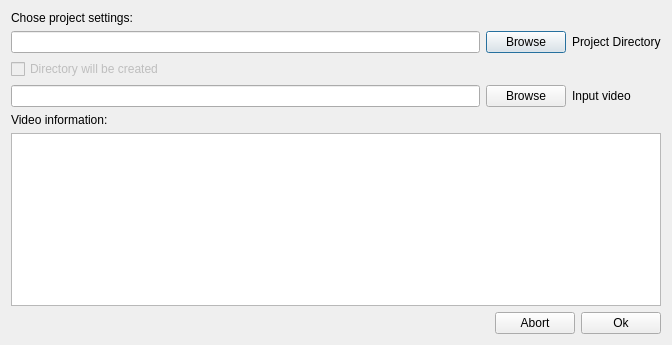
The window that slowmoVideo/slowmoUI/newprojectdialog.ui (slowmoVideo/slowmoVideo) describes before a commit, drawn with Qt 5.
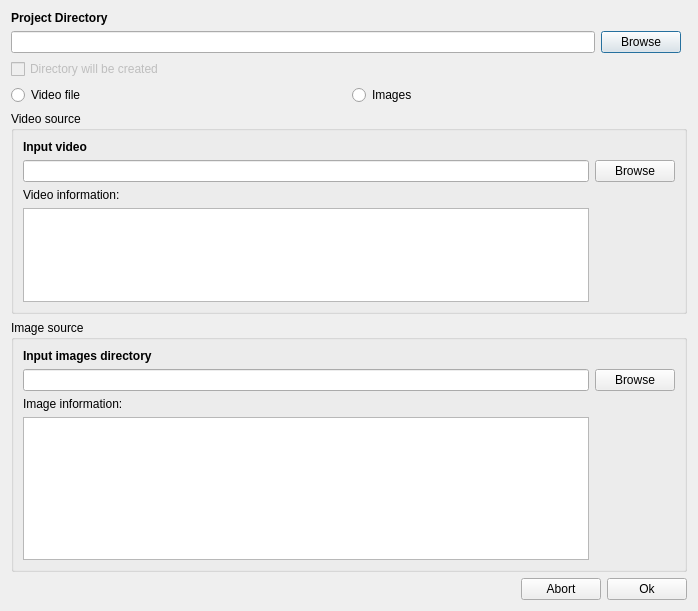
The same window after the commit.

Commit message: Slowmo: Frame source continued

Diff of the .ui file:
```diff
--- a/slowmoVideo/slowmoUI/newprojectdialog.ui
+++ b/slowmoVideo/slowmoUI/newprojectdialog.ui
@@ -6,21 +6,14 @@
    <rect>
     <x>0</x>
     <y>0</y>
-    <width>672</width>
-    <height>345</height>
+    <width>698</width>
+    <height>611</height>
    </rect>
   </property>
   <property name="windowTitle">
    <string>Dialog</string>
   </property>
   <layout class="QGridLayout" name="gridLayout">
-   <item row="1" column="6">
-    <widget class="QLabel" name="lblProjectDir">
-     <property name="text">
-      <string>Project Directory</string>
-     </property>
-    </widget>
-   </item>
    <item row="1" column="0">
     <widget class="QLineEdit" name="projectDir"/>
    </item>
@@ -31,41 +24,7 @@
      </property>
     </widget>
    </item>
-   <item row="3" column="1" colspan="5">
-    <widget class="QPushButton" name="browseInputVideo">
-     <property name="text">
-      <string>Browse</string>
-     </property>
-    </widget>
-   </item>
-   <item row="3" column="0">
-    <widget class="QLineEdit" name="inputVideo"/>
-   </item>
-   <item row="3" column="6">
-    <widget class="QLabel" name="lblInputVideo">
-     <property name="text">
-      <string>Input video</string>
-     </property>
-    </widget>
-   </item>
-   <item row="5" column="0" colspan="7">
-    <widget class="QPlainTextEdit" name="txtVideoInfo"/>
-   </item>
-   <item row="4" column="0">
-    <widget class="QLabel" name="lblVideoInfo">
-     <property name="text">
-      <string>Video information:</string>
-     </property>
-    </widget>
-   </item>
-   <item row="0" column="0">
-    <widget class="QLabel" name="lblDesc">
-     <property name="text">
-      <string>Chose project settings:</string>
-     </property>
-    </widget>
-   </item>
-   <item row="6" column="0" colspan="7">
+   <item row="13" column="0" colspan="7">
     <layout class="QHBoxLayout" name="horizontalLayout">
      <item>
       <spacer name="horizontalSpacer">
@@ -102,7 +61,7 @@
      </item>
     </layout>
    </item>
-   <item row="2" column="0">
+   <item row="2" column="0" colspan="6">
     <widget class="QCheckBox" name="cbDirectoryCreated">
      <property name="enabled">
       <bool>false</bool>
@@ -118,6 +77,141 @@
      </property>
     </widget>
    </item>
+   <item row="8" column="0" rowspan="2" colspan="7">
+    <widget class="QGroupBox" name="groupVideo">
+     <property name="title">
+      <string>Video source</string>
+     </property>
+     <layout class="QGridLayout" name="gridLayout_2">
+      <item row="1" column="0">
+       <widget class="QLineEdit" name="inputVideo"/>
+      </item>
+      <item row="1" column="1">
+       <widget class="QPushButton" name="browseInputVideo">
+        <property name="text">
+         <string>Browse</string>
+        </property>
+       </widget>
+      </item>
+      <item row="2" column="0">
+       <widget class="QLabel" name="lblVideoInfo">
+        <property name="text">
+         <string>Video information:</string>
+        </property>
+       </widget>
+      </item>
+      <item row="3" column="0">
+       <widget class="QPlainTextEdit" name="txtVideoInfo">
+        <property name="baseSize">
+         <size>
+          <width>600</width>
+          <height>0</height>
+         </size>
+        </property>
+       </widget>
+      </item>
+      <item row="0" column="0">
+       <widget class="QLabel" name="lblInputVideo">
+        <property name="font">
+         <font>
+          <weight>75</weight>
+          <bold>true</bold>
+         </font>
+        </property>
+        <property name="text">
+         <string>Input video</string>
+        </property>
+       </widget>
+      </item>
+     </layout>
+    </widget>
+   </item>
+   <item row="10" column="0" colspan="7">
+    <widget class="QGroupBox" name="groupImages">
+     <property name="title">
+      <string>Image source</string>
+     </property>
+     <layout class="QGridLayout" name="gridLayout_3">
+      <item row="0" column="0">
+       <widget class="QLabel" name="lblInputImages">
+        <property name="font">
+         <font>
+          <weight>75</weight>
+          <bold>true</bold>
+         </font>
+        </property>
+        <property name="text">
+         <string>Input images directory</string>
+        </property>
+       </widget>
+      </item>
+      <item row="1" column="0">
+       <widget class="QLineEdit" name="inputImages"/>
+      </item>
+      <item row="1" column="1">
+       <widget class="QPushButton" name="browseInputImages">
+        <property name="text">
+         <string>Browse</string>
+        </property>
+       </widget>
+      </item>
+      <item row="2" column="0">
+       <widget class="QLabel" name="lblImageInfo">
+        <property name="text">
+         <string>Image information:</string>
+        </property>
+       </widget>
+      </item>
+      <item row="3" column="0">
+       <widget class="QPlainTextEdit" name="txtImageInfo"/>
+      </item>
+     </layout>
+    </widget>
+   </item>
+   <item row="5" column="0" colspan="7">
+    <layout class="QHBoxLayout" name="horizontalLayout_2">
+     <item>
+      <widget class="QRadioButton" name="radioVideo">
+       <property name="text">
+        <string>Video file</string>
+       </property>
+      </widget>
+     </item>
+     <item>
+      <widget class="QRadioButton" name="radioImages">
+       <property name="text">
+        <string>Images</string>
+       </property>
+      </widget>
+     </item>
+    </layout>
+   </item>
+   <item row="12" column="0" colspan="7">
+    <spacer name="verticalSpacer">
+     <property name="orientation">
+      <enum>Qt::Vertical</enum>
+     </property>
+     <property name="sizeHint" stdset="0">
+      <size>
+       <width>20</width>
+       <height>40</height>
+      </size>
+     </property>
+    </spacer>
+   </item>
+   <item row="0" column="0">
+    <widget class="QLabel" name="lblProjectDir">
+     <property name="font">
+      <font>
+       <weight>75</weight>
+       <bold>true</bold>
+      </font>
+     </property>
+     <property name="text">
+      <string>Project Directory</string>
+     </property>
+    </widget>
+   </item>
   </layout>
  </widget>
  <resources/>
```
The commit also changes 11 other files.
